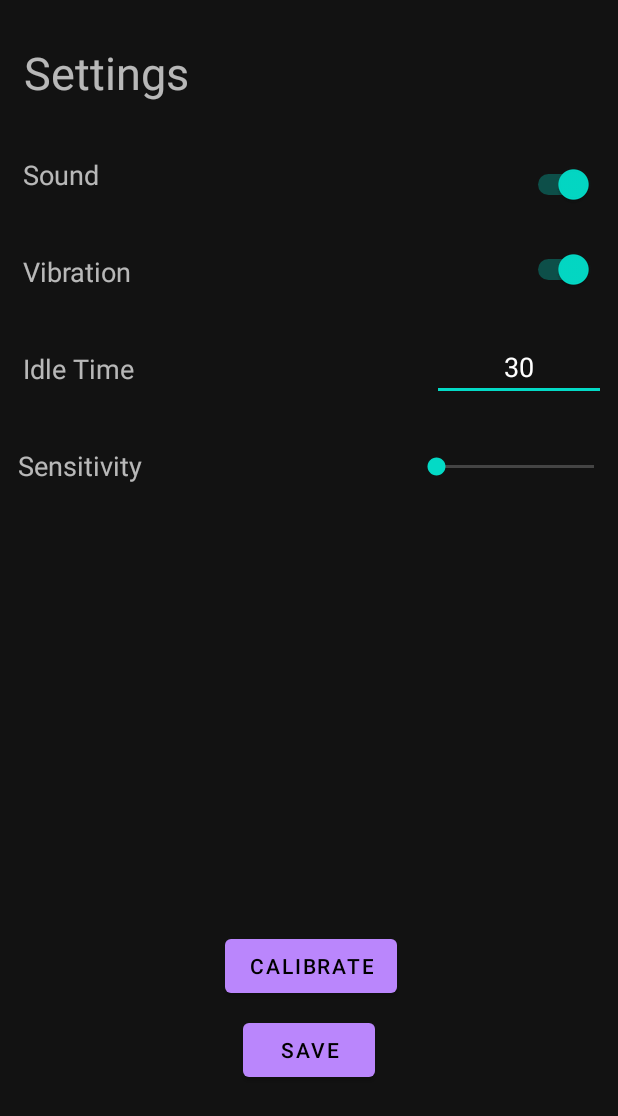
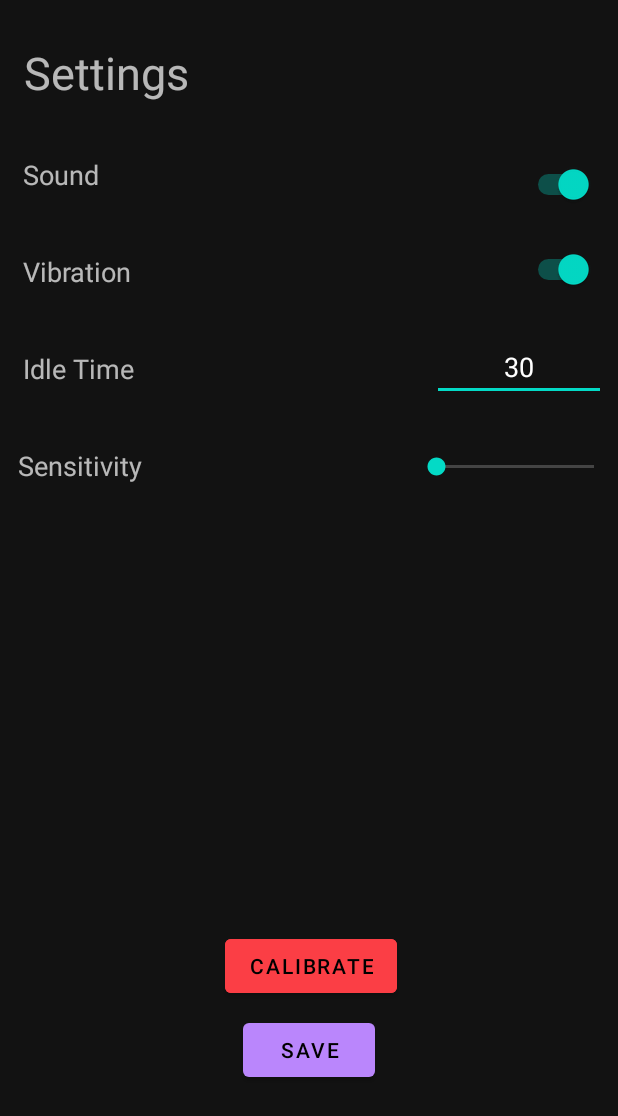
Before and after one commit to MajdKhodr/StillAlert, an Android app: the SettingsActivity screen opened directly, with no data from a screen before it, on a phone screen of 412 x 824 dp. Shown: the top 1116 px of the screen. Run offline under Robolectric (Android 15) with nearby library versions, the phone set to English and light mode, and no system bars.

Commit message:
made calibrate button red

```diff
--- a/app/src/main/res/layout/activity_settings.xml
+++ b/app/src/main/res/layout/activity_settings.xml
@@ -134,6 +134,7 @@
         android:layout_marginStart="8dp"
         android:layout_marginEnd="5dp"
         android:layout_marginBottom="8dp"
+        android:backgroundTint="@color/colorAccent"
         android:text="calibrate"
         app:layout_constraintBottom_toTopOf="@+id/save_button"
         app:layout_constraintEnd_toEndOf="parent"
--- a/app/src/main/res/values/colors.xml
+++ b/app/src/main/res/values/colors.xml
@@ -2,7 +2,7 @@
 <resources>
     <color name="colorPrimary">#3F51B5</color>
     <color name="colorPrimaryDark">#303f9f</color>
-    <color name="colorAccent">#FF4081</color>
+    <color name="colorAccent">#fb3e45</color>
     <color name="background_material_dark">#000000</color>
     <color name="light">#ffffff</color>
 </resources>
```
